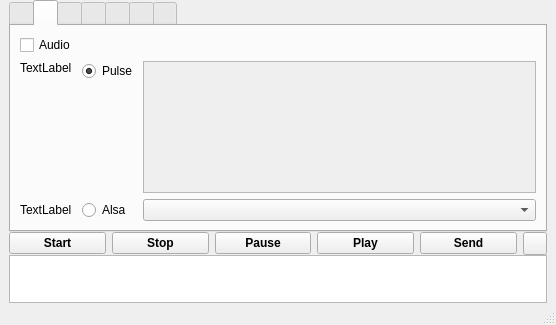
Before: the Qt Designer form vokoscreen.ui in yanuarakhid/vokoscreen, drawn with Qt 5.
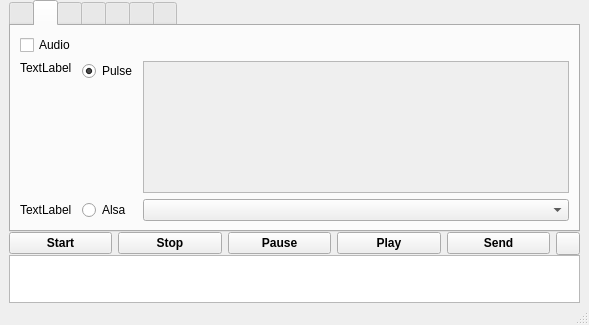
After: the same form once the commit is applied. The open tabs and pages were chosen to show the change.

The edit to the form file:
```diff
--- a/vokoscreen.ui
+++ b/vokoscreen.ui
@@ -6,7 +6,7 @@
    <rect>
     <x>0</x>
     <y>0</y>
-    <width>556</width>
+    <width>589</width>
     <height>325</height>
    </rect>
   </property>
@@ -324,7 +324,7 @@
                 <rect>
                  <x>0</x>
                  <y>0</y>
-                 <width>375</width>
+                 <width>408</width>
                  <height>152</height>
                 </rect>
                </property>
```
Left out of the diff: 2 changed lines with no effect on the pictures.
